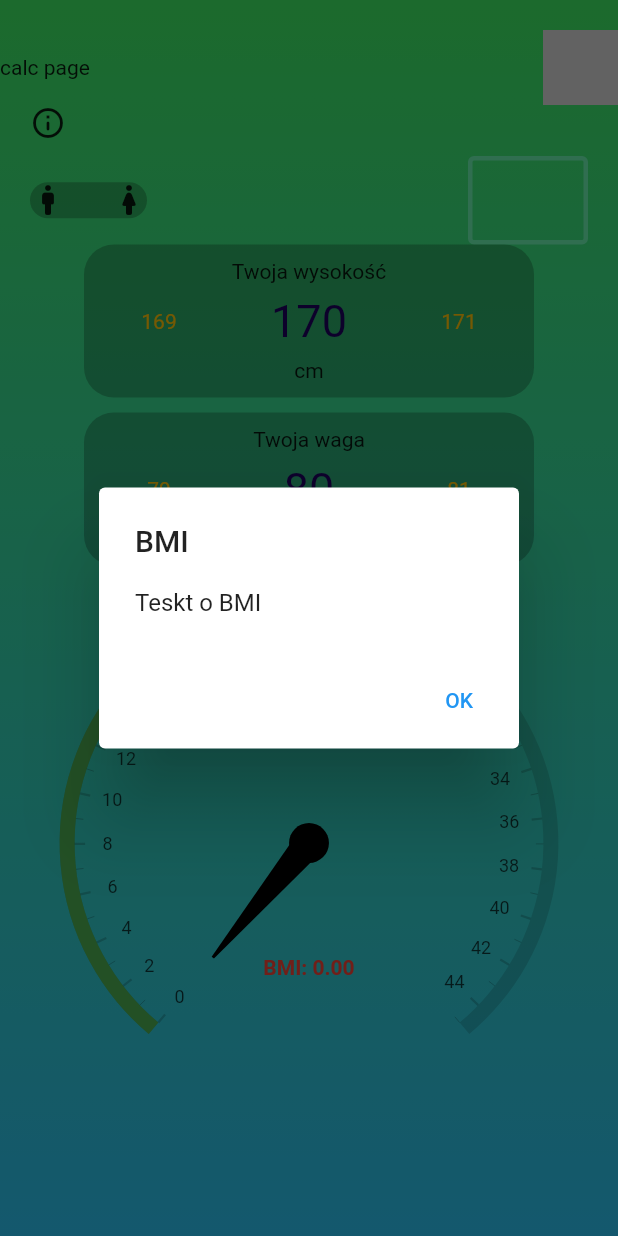
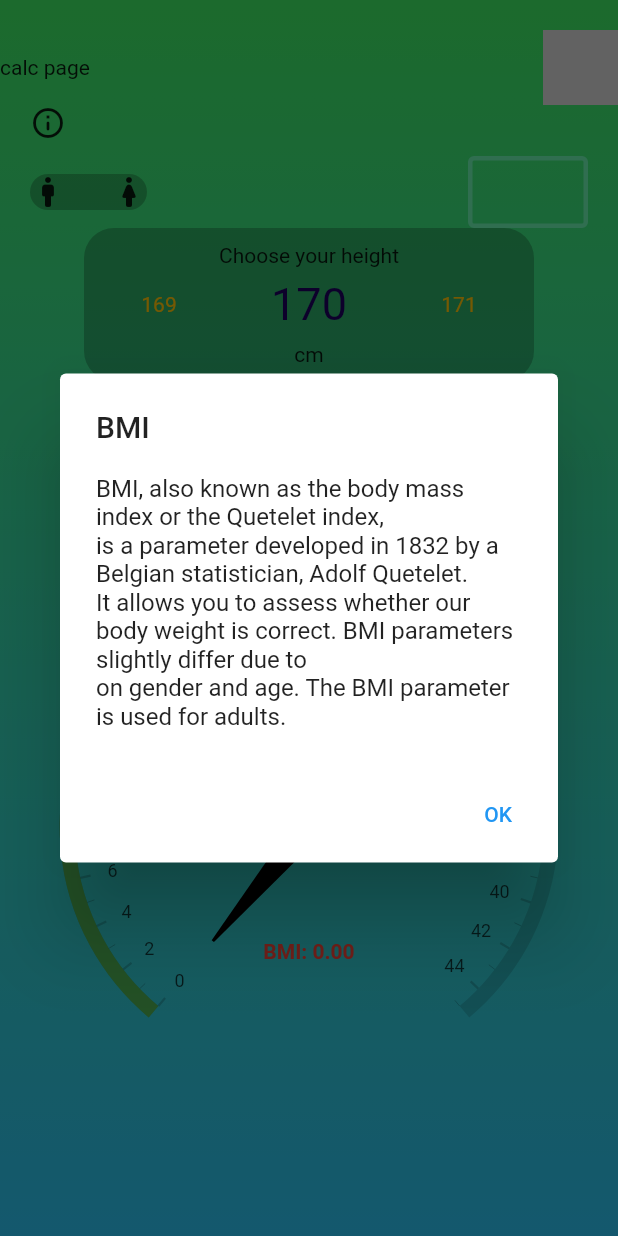
Before and after one commit to mateuszsoltys/bmi_calc, a Flutter app: the CalcPage screen opened directly, after a tap on the "info outline" icon, on a phone screen of 412 x 824 dp. Run offline on Flutter 3.47's test engine with Material 2 defaults, Android fonts, the phone set to English and light mode, and no system bars; drawn by our look-alikes of numberpicker, rive, syncfusion_flutter_gauges; our stand-ins replace bloc, easy_localization, flutter_bloc, shared_preferences; missing offline and left inert: draggable_bottom_sheet; accounts and stored records are empty.

Commit message:
add change language option

```diff
--- /dev/null
+++ b/assets/translations/en.json
@@ -0,0 +1,9 @@
+{
+  "infoHeight": "Choose your height",
+  "infoWeight": "Choose your weight",
+  "history": "History",
+  "infoAge": "Your age",
+  "infoLanguage": "Choose app language",
+  "infoUnit": "Units",
+  "txtBMI": "BMI, also known as the body mass index or the Quetelet index,\nis a parameter developed in 1832 by a Belgian statistician, Adolf Quetelet.\nIt allows you to assess whether our body weight is correct. BMI parameters slightly differ due to\non gender and age. The BMI parameter is used for adults."
+}
--- a/lib/app/cubit/core_cubit.dart
+++ b/lib/app/cubit/core_cubit.dart
@@ -1,5 +1,6 @@
 import 'package:bloc/bloc.dart';
 import 'package:bmi_calc/app/core/enum.dart';
+import 'package:easy_localization/easy_localization.dart';
 import 'package:meta/meta.dart';
 import 'package:shared_preferences/shared_preferences.dart';
 
--- a/lib/app/features/calc_page/calc_page.dart
+++ b/lib/app/features/calc_page/calc_page.dart
@@ -1,6 +1,8 @@
 import 'package:bmi_calc/app/cubit/core_cubit.dart';
 import 'package:bmi_calc/app/features/settings_page/settings_page.dart';
 import 'package:bmi_calc/models/animated_widgets/anim_widget_settings.dart';
+import 'package:bmi_calc/translations/locale_keys.g.dart';
+import 'package:easy_localization/easy_localization.dart';
 import 'package:flutter/material.dart';
 import 'package:flutter/services.dart';
 import 'package:flutter_bloc/flutter_bloc.dart';
@@ -57,7 +59,7 @@ class CalcPage extends StatelessWidget {
                                 context: context,
                                 builder: (context) => AlertDialog(
                                       title: Text('BMI'),
-                                      content: Text('Teskt o BMI'),
+                                      content: Text(LocaleKeys.txtBMI.tr()),
                                       actions: [
                                         TextButton(
                                             onPressed: () =>
@@ -97,7 +99,9 @@ class CalcPage extends StatelessWidget {
                           SizedBox(
                             width: 80,
                             child: TextField(
+                                textAlignVertical: TextAlignVertical.center,
                                 decoration: InputDecoration(
+                                    contentPadding: EdgeInsets.all(10.0),
                                     enabledBorder: OutlineInputBorder(
                                         borderSide: BorderSide(
                                             width: 3,
@@ -116,7 +120,7 @@ class CalcPage extends StatelessWidget {
                       ),
                     ),
                     HorizontalPicker(
-                        fieldTitle: 'Twoja wysokość',
+                        fieldTitle: LocaleKeys.infoHeight.tr(),
                         textUnit: core.unit == Units.iso ? 'cm' : 'in',
                         unit: core.unit,
                         value: core.height,
@@ -125,7 +129,7 @@ class CalcPage extends StatelessWidget {
                         onChanged: context.read<CoreCubit>().saveHeight),
                     const SizedBox(height: 10),
                     HorizontalPicker(
-                        fieldTitle: 'Twoja waga',
+                        fieldTitle: LocaleKeys.infoWeight.tr(),
                         textUnit: core.unit == Units.iso ? 'kg' : 'lbs',
                         unit: core.age,
                         value: core.weight,
--- a/lib/app/features/home_page/home_page.dart
+++ b/lib/app/features/home_page/home_page.dart
@@ -1,6 +1,8 @@
 import 'package:bmi_calc/app/features/calc_page/calc_page.dart';
 import 'package:bmi_calc/app/features/history_page/history_page.dart';
+import 'package:bmi_calc/translations/locale_keys.g.dart';
 import 'package:draggable_bottom_sheet/draggable_bottom_sheet.dart';
+import 'package:easy_localization/easy_localization.dart';
 import 'package:flutter/material.dart';
 
 class HomePage extends StatelessWidget {
@@ -51,8 +53,8 @@ Widget _previewWidget() {
         ),
         const SizedBox(height: 5),
         Center(
-          child: const Text(
-            'HISTORIA',
+          child: Text(
+            LocaleKeys.history.tr().toUpperCase(),
             style: TextStyle(
               color: Colors.black,
               fontSize: 10,
--- a/pubspec.yaml
+++ b/pubspec.yaml
@@ -40,6 +40,7 @@ dependencies:
   shared_preferences: ^2.0.15
   numberpicker: ^2.1.1
   syncfusion_flutter_gauges: ^20.3.50
+  easy_localization: ^3.0.1
 
 
 dev_dependencies:
@@ -68,6 +69,7 @@ flutter:
   assets:
      - assets/animations/
      - assets/pics/
+     - assets/translations/
 
   # An image asset can refer to one or more resolution-specific "variants", see
   # https://flutter.dev/assets-and-images/#resolution-aware
```
Also changed, not shown: assets/translations/pl.json (added, +9 -0 lines), lib/app/app.dart (+11 -12 lines), lib/app/features/history_page/history_page.dart (+18 -1 lines), lib/app/features/settings_page/settings_page.dart (+8 -4 lines), lib/main.dart (+11 -2 lines), lib/translations/codegen_loader.g.dart (added), lib/translations/locale_keys.g.dart (added), pubspec.lock, 1 other file.
